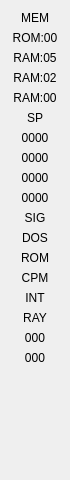
The window that ui/dbgwidgets/form_misc.ui (samstyle/Xpeccy) describes before a commit, drawn with Qt 5.
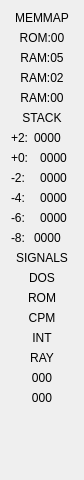
The same window after the commit.

```diff
--- a/ui/dbgwidgets/form_misc.ui
+++ b/ui/dbgwidgets/form_misc.ui
@@ -6,7 +6,7 @@
    <rect>
     <x>0</x>
     <y>0</y>
-    <width>70</width>
+    <width>84</width>
     <height>480</height>
    </rect>
   </property>
@@ -17,7 +17,7 @@
    <item>
     <widget class="QLabel" name="labHeadMem">
      <property name="text">
-      <string>MEM</string>
+      <string>MEMMAP</string>
      </property>
      <property name="alignment">
       <set>Qt::AlignCenter</set>
@@ -67,7 +67,7 @@
    <item>
     <widget class="QLabel" name="labHeadStack">
      <property name="text">
-      <string>SP</string>
+      <string>STACK</string>
      </property>
      <property name="alignment">
       <set>Qt::AlignCenter</set>
@@ -75,6 +75,15 @@
     </widget>
    </item>
    <item>
+    <layout class="QFormLayout" name="formLayout">
+     <item row="1" column="0">
+      <widget class="QLabel" name="label">
+       <property name="text">
+        <string>+0:</string>
+       </property>
+      </widget>
+     </item>
+     <item row="1" column="1">
     <widget class="QLabel" name="labSP">
      <property name="text">
       <string>0000</string>
@@ -84,7 +93,7 @@
      </property>
     </widget>
    </item>
-   <item>
+     <item row="2" column="1">
     <widget class="QLabel" name="labSP2">
      <property name="text">
       <string>0000</string>
@@ -94,7 +103,7 @@
      </property>
     </widget>
    </item>
-   <item>
+     <item row="3" column="1">
     <widget class="QLabel" name="labSP4">
      <property name="text">
       <string>0000</string>
@@ -104,7 +113,7 @@
      </property>
     </widget>
    </item>
-   <item>
+     <item row="4" column="1">
     <widget class="QLabel" name="labSP6">
      <property name="text">
       <string>0000</string>
@@ -114,10 +123,61 @@
      </property>
     </widget>
    </item>
+     <item row="2" column="0">
+      <widget class="QLabel" name="label_2">
+       <property name="text">
+        <string>-2:</string>
+       </property>
+      </widget>
+     </item>
+     <item row="3" column="0">
+      <widget class="QLabel" name="label_3">
+       <property name="text">
+        <string>-4:</string>
+       </property>
+      </widget>
+     </item>
+     <item row="4" column="0">
+      <widget class="QLabel" name="label_4">
+       <property name="text">
+        <string>-6:</string>
+       </property>
+      </widget>
+     </item>
+     <item row="0" column="0">
+      <widget class="QLabel" name="label_5">
+       <property name="text">
+        <string>+2:</string>
+       </property>
+      </widget>
+     </item>
+     <item row="0" column="1">
+      <widget class="QLabel" name="labSPm2">
+       <property name="text">
+        <string>0000</string>
+       </property>
+      </widget>
+     </item>
+     <item row="5" column="1">
+      <widget class="QLabel" name="labSP8">
+       <property name="text">
+        <string>0000</string>
+       </property>
+      </widget>
+     </item>
+     <item row="5" column="0">
+      <widget class="QLabel" name="label_6">
+       <property name="text">
+        <string>-8:</string>
+       </property>
+      </widget>
+     </item>
+    </layout>
+   </item>
    <item>
     <widget class="QLabel" name="labHeadSignal">
      <property name="text">
-      <string>SIG</string>
+      <string>SIGNALS</string>
      </property>
      <property name="alignment">
       <set>Qt::AlignCenter</set>
```
Lines whose indentation alone changed are shown as unchanged.
